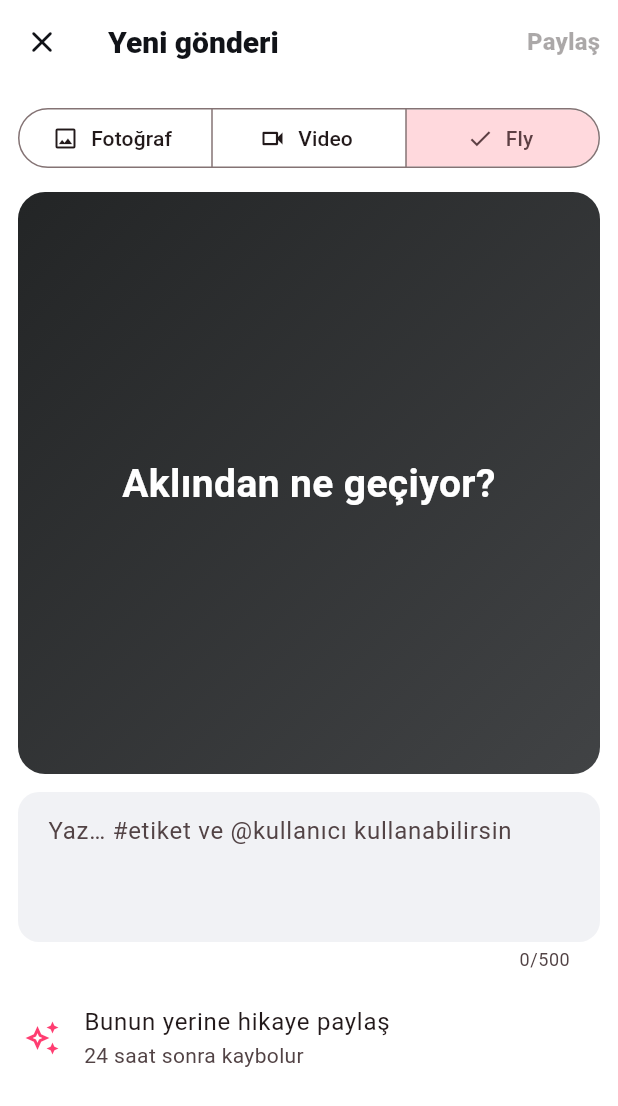
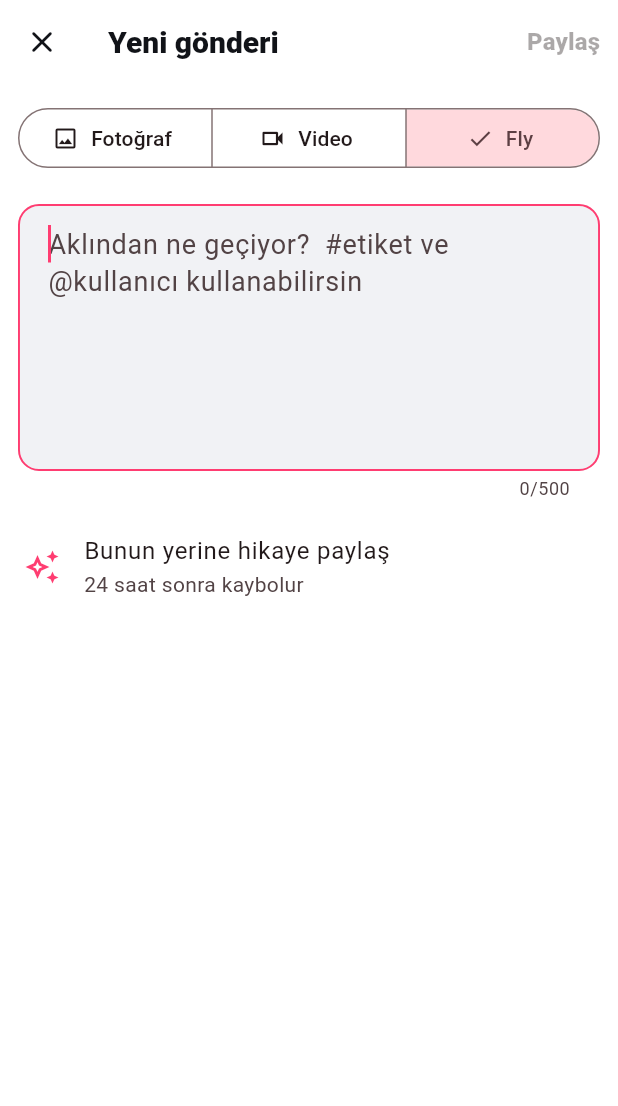
Before and after one commit to XADAN-900/flinq-flutter, a Flutter app: the CreatePostScreen screen opened directly, after a tap on "Video", after a tap on "Fly", on a phone screen of 412 x 824 dp. Shown: the top 1106 px of the screen. Run offline on Flutter 3.47's test engine with Material 3 defaults, Android fonts, the phone set to English and light mode, and no system bars; our stand-ins replace audioplayers, camera, firebase_auth, firebase_core, firebase_database, firebase_messaging and 5 more; missing offline and left inert: record; accounts and stored records are empty; network calls fail.

Commit message:
Fly yazma ekranı: gradyan arkaplan kaldırıldı, düz tweet yazım alanı
Co-Authored-By: Claude Opus 4.8 <noreply@anthropic.com>
Claude-Session: https://claude.ai/code/session_01CACA2Mx29TZKNZirYG1QUx

```diff
--- a/lib/screens/create_post_screen.dart
+++ b/lib/screens/create_post_screen.dart
@@ -174,29 +174,19 @@ class _CreatePostScreenState extends State<CreatePostScreen> {
           ],
           if (_mode == 2)
             Padding(
-              padding: const EdgeInsets.symmetric(horizontal: 12),
-              child: Column(
-                children: [
-                  ClipRRect(
-                    borderRadius: BorderRadius.circular(18),
-                    child: AspectRatio(
-                      aspectRatio: 1,
-                      child: TextPostCard(
-                        text: _text.text.isEmpty ? 'Aklından ne geçiyor?' : _text.text,
-                        seed: 'preview_${_text.text.length % 6}',
-                      ),
-                    ),
-                  ),
-                  const SizedBox(height: 12),
-                  TextField(
-                    controller: _text,
-                    maxLines: 6,
-                    minLines: 3,
-                    maxLength: 500,
-                    onChanged: (_) => setState(() {}),
-                    decoration: const InputDecoration(hintText: 'Yaz… #etiket ve @kullanıcı kullanabilirsin'),
-                  ),
-                ],
+              padding: const EdgeInsets.fromLTRB(12, 8, 12, 0),
+              child: TextField(
+                controller: _text,
+                autofocus: true,
+                maxLines: null,
+                minLines: 6,
+                maxLength: 500,
+                style: const TextStyle(fontSize: 18, height: 1.4),
+                onChanged: (_) => setState(() {}),
+                decoration: const InputDecoration(
+                  hintText: 'Aklından ne geçiyor?  #etiket ve @kullanıcı kullanabilirsin',
+                  border: InputBorder.none,
+                ),
               ),
             ),
           if (_mode != 2)
```
